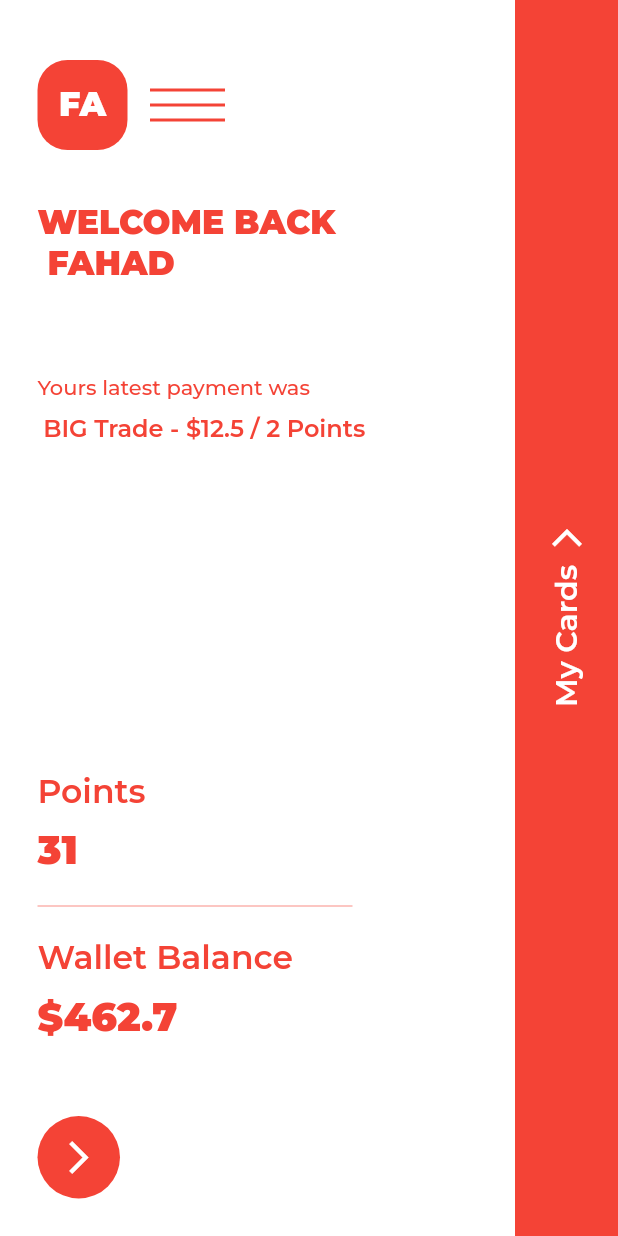
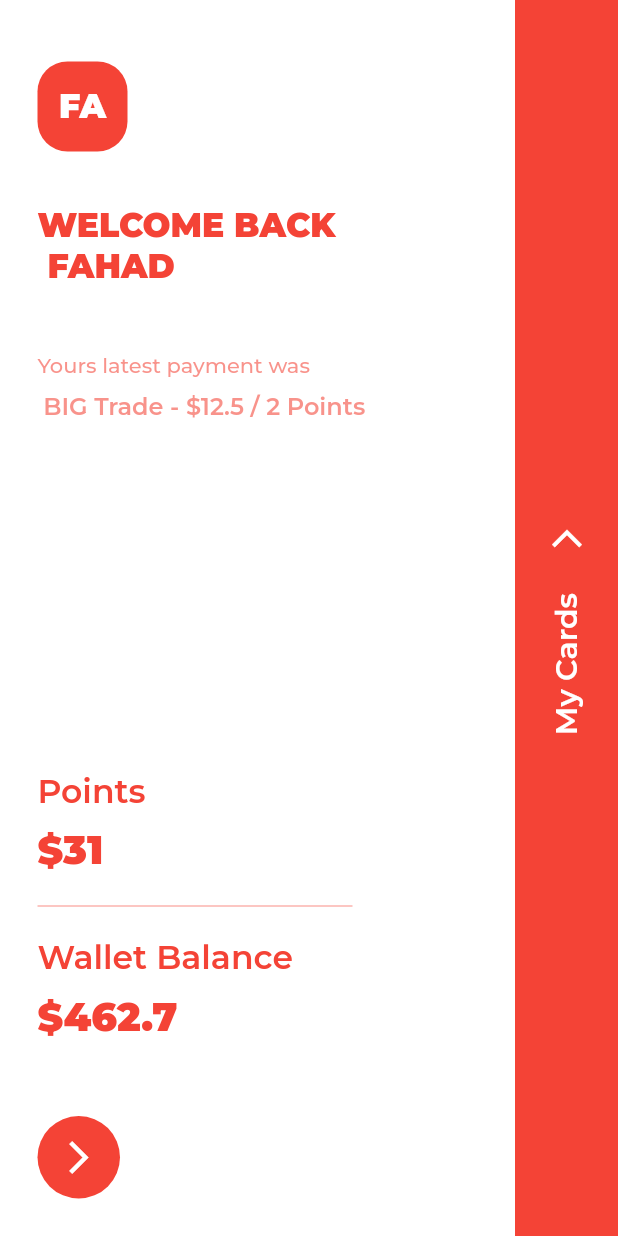
Before and after one commit to fadi-flutter/Animation-App, a Flutter app: the BalancePage screen opened directly, on a phone screen of 412 x 824 dp. Run offline on Flutter 3.47's test engine with Material 2 defaults, Android fonts, the phone set to English and light mode, and no system bars; our stand-ins replace google_fonts.

Commit message:
added text animation

```diff
--- a/lib/Animation/balance_page.dart
+++ b/lib/Animation/balance_page.dart
@@ -1,18 +1,45 @@
 import 'package:flutter/material.dart';
-import 'package:flutter/services.dart';
 import 'package:sociel_app/utils/app_colors.dart';
 import 'package:sociel_app/utils/app_styles.dart';
 
-class BalancePage extends StatelessWidget {
+class BalancePage extends StatefulWidget {
   const BalancePage({super.key});
-  void statusBarChanges() {
-    SystemChrome.setSystemUIOverlayStyle(
-        const SystemUiOverlayStyle(statusBarColor: Colors.red));
+
+  @override
+  State<BalancePage> createState() => _BalancePageState();
+}
+
+class _BalancePageState extends State<BalancePage>
+    with TickerProviderStateMixin {
+  late AnimationController _controller;
+  late Animation<double> _animation;
+  int _turns = 0;
+  @override
+  void initState() {
+    _controller =
+        AnimationController(vsync: this, duration: const Duration(seconds: 3));
+    _animation = Tween(begin: 0.0, end: 1.0).animate(
+        CurvedAnimation(parent: _controller, curve: Curves.elasticOut));
+    _controller.forward();
+
+    increaseTurn();
+
+    super.initState();
+  }
+
+  increaseTurn() async {
+    for (var i = 0; i < 3; i++) {
+      await Future.delayed(const Duration(milliseconds: 500), () {
+        setState(() {
+          _turns++;
+        });
+      });
+    }
   }
 
   @override
   Widget build(BuildContext context) {
-    statusBarChanges();
+    print(_turns);
     return Scaffold(
       backgroundColor: AppColors.white,
       body: SafeArea(
@@ -26,10 +53,23 @@ class BalancePage extends StatelessWidget {
                 child: Column(
                   crossAxisAlignment: CrossAxisAlignment.start,
                   children: [
-                    Row(
-                      children: [
-                        Container(
-                          margin: const EdgeInsets.only(right: 15),
+                    _turns > 1 || _turns == 1
+                        ? TweenAnimationBuilder(
+                            tween: Tween<double>(begin: 0.0, end: 1.0),
+                            duration: const Duration(milliseconds: 700),
+                            builder: (context, value, child) {
+                              return Padding(
+                                padding: EdgeInsets.only(top: 30 - value * 29),
+                                child: Opacity(
+                                  opacity: value,
+                                  child: child,
+                                ),
+                              );
+                            },
+                            child: Container(
+                              margin: const EdgeInsets.only(
+                                right: 15,
+                              ),
                               alignment: Alignment.center,
                               height: 60,
                               width: 60,
@@ -43,47 +83,39 @@ class BalancePage extends StatelessWidget {
                                     .copyWith(fontWeight: FontWeight.w900),
                               ),
                             ),
-                        const SizedBox(
-                          width: 50,
-                          child: Column(
-                            children: [
-                              Opacity(
-                                opacity: 1,
-                                child: Divider(
-                                  thickness: 2,
+                          )
+                        : Container(),
+                    const SizedBox(height: 35),
+                    _turns > 2 || _turns == 2
+                        ? TweenAnimationBuilder(
+                            tween: Tween(begin: 0.0, end: 1.0),
+                            duration: const Duration(milliseconds: 700),
+                            builder: (context, value, child) {
+                              return Padding(
+                                padding: EdgeInsets.only(top: 30 - value * 29),
+                                child: Opacity(opacity: value, child: child),
+                              );
+                            },
+                            child: Text(
+                              'WELCOME BACK\n FAHAD ',
+                              style: AppTextStyle.boldBlack22.copyWith(
                                   color: Colors.red,
-                                  height: 10,
-                                ),
-                              ),
-                              Opacity(
-                                opacity: 1,
-                                child: Divider(
-                                  thickness: 2,
-                                  color: Colors.red,
-                                  height: 10,
-                                ),
-                              ),
-                              Opacity(
-                                opacity: 1,
-                                child: Divider(
-                                  thickness: 2,
-                                  color: Colors.red,
-                                  height: 10,
+                                  fontWeight: FontWeight.w900),
                             ),
                           )
-                            ],
-                          ),
-                        ),
-                      ],
-                    ),
-                    const SizedBox(height: 35),
-                    Text(
-                      'WELCOME BACK\n FAHAD ',
-                      style: AppTextStyle.boldBlack22.copyWith(
-                          color: Colors.red, fontWeight: FontWeight.w900),
-                    ),
-                    const SizedBox(height: 60),
-                    Text.rich(
+                        : Container(),
+                    const SizedBox(height: 30),
+                    _turns > 3 || _turns == 3
+                        ? TweenAnimationBuilder(
+                            tween: Tween(begin: 0.0, end: 1.0),
+                            duration: const Duration(milliseconds: 700),
+                            builder: (context, value, child) {
+                              return Padding(
+                                padding: EdgeInsets.only(top: 30 - value * 29),
+                                child: Opacity(opacity: value, child: child),
+                              );
+                            },
+                            child: Text.rich(
                               TextSpan(
                                 children: [
                                   TextSpan(
@@ -100,6 +132,8 @@ class BalancePage extends StatelessWidget {
                                 ],
                               ),
                             ),
+                          )
+                        : Container(),
                     const Spacer(),
                     Text(
                       'Points',
@@ -109,7 +143,7 @@ class BalancePage extends StatelessWidget {
                     ),
                     const SizedBox(height: 10),
                     Text(
-                      '31',
+                      '\$31',
                       style: AppTextStyle.boldBlack26.copyWith(
                           color: Colors.red, fontWeight: FontWeight.w900),
                     ),
@@ -154,6 +188,14 @@ class BalancePage extends StatelessWidget {
             Expanded(
               child: Container(
                 color: Colors.red,
+                child: AnimatedBuilder(
+                  animation: _controller,
+                  builder: (context, _) {
+                    return Opacity(
+                      opacity: _animation.value > 0.4 ? 1.0 : _animation.value,
+                      child: Padding(
+                        padding:
+                            EdgeInsets.only(top: 91 - _animation.value * 71),
                         child: Column(
                           mainAxisAlignment: MainAxisAlignment.center,
                           children: [
@@ -163,6 +205,9 @@ class BalancePage extends StatelessWidget {
                                 Icons.arrow_back_ios,
                                 color: AppColors.white,
                               ),
+                            ),
+                            SizedBox(
+                              height: 0 + _animation.value * 18,
                             ),
                             RotatedBox(
                               quarterTurns: -1,
@@ -175,6 +220,10 @@ class BalancePage extends StatelessWidget {
                           ],
                         ),
                       ),
+                    );
+                  },
+                ),
+              ),
             )
           ],
         ),
--- a/lib/main.dart
+++ b/lib/main.dart
@@ -1,4 +1,5 @@
 import 'package:flutter/material.dart';
+import 'package:flutter/services.dart';
 import 'package:sociel_app/Animation/welcome_screen.dart';
 import 'package:sociel_app/utils/app_colors.dart';
 
@@ -11,6 +12,8 @@ class MyApp extends StatelessWidget {
 
   @override
   Widget build(BuildContext context) {
+    SystemChrome.setSystemUIOverlayStyle(
+        const SystemUiOverlayStyle(statusBarColor: Colors.red));
     return MaterialApp(
       debugShowCheckedModeBanner: false,
       theme: ThemeData(primarySwatch: AppColors.primarySwatch),
--- a/pubspec.yaml
+++ b/pubspec.yaml
@@ -36,6 +36,7 @@ dependencies:
   # Use with the CupertinoIcons class for iOS style icons.
   cupertino_icons: ^1.0.2
   google_fonts: ^5.1.0
+  animated_text_kit: ^4.2.2
 
 dev_dependencies:
   flutter_test:
```
Also changed, not shown: lib/Animation/welcome_screen.dart (+41 -29 lines), pubspec.lock. Lines whose indentation alone changed are shown as unchanged.
